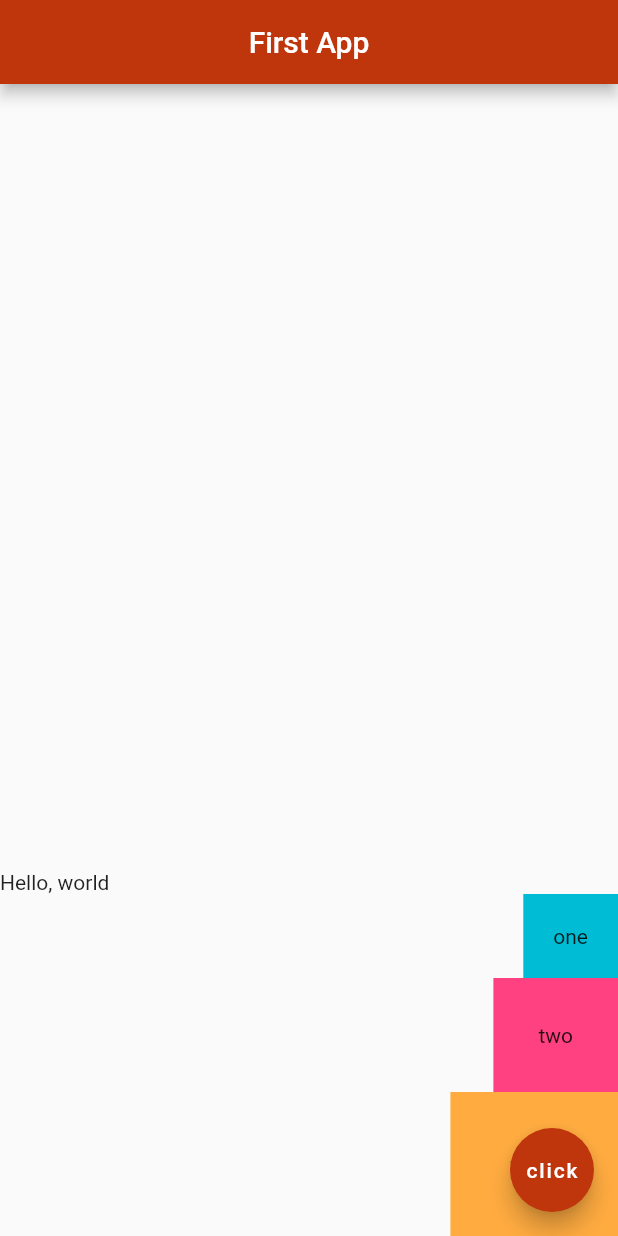
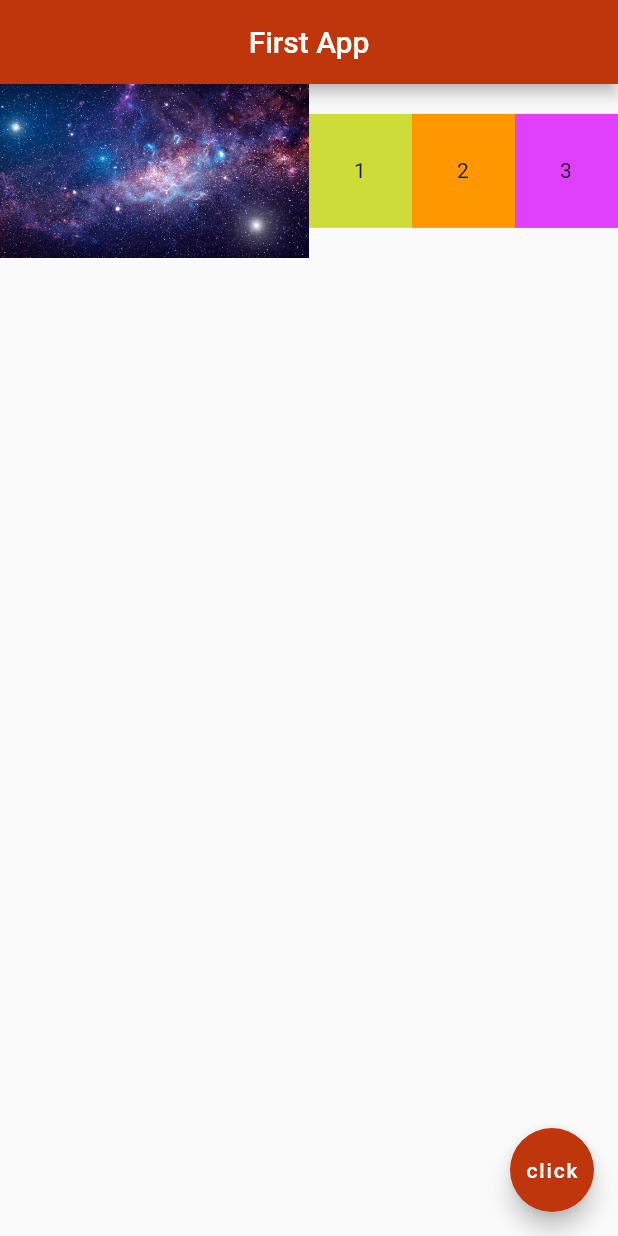
Before and after one commit to SanskritiKushik5/Sample-DF, a Flutter app: the screen it shows after launch, on a phone screen of 412 x 824 dp. Run offline on Flutter 3.47's test engine with Material 2 defaults, Android fonts, the phone set to English and light mode, and no system bars.

Commit message:
Expanded widgets

```diff
--- a/lib/main.dart
+++ b/lib/main.dart
@@ -16,30 +16,35 @@ class Home extends StatelessWidget {
         centerTitle: true,
         backgroundColor: Colors.deepOrange[900],
       ),
-      body: Column(
-        mainAxisAlignment: MainAxisAlignment.end,
-        crossAxisAlignment: CrossAxisAlignment.end,
+      body: Row(
         children: <Widget>[
-          Row(
-            children: const <Widget>[
-              Text('Hello,'),
-              Text(' world'),
-            ],
+          Expanded(
+            child: Image.asset('assets/space-2.jpg'),
+            flex: 3,
           ),
-          Container(
-            padding: const EdgeInsets.all(20.0),
-            color: Colors.cyan,
-            child: const Text('one'),
+          Expanded(
+            flex: 1,
+            child: Container(
+              padding: const EdgeInsets.all(30.0),
+              color: Colors.lime,
+              child: const Text('1'),
+            ),
           ),
-          Container(
-            padding: const EdgeInsets.all(30.0),
-            color: Colors.pinkAccent,
-            child: const Text('two'),
+          Expanded(
+            flex: 1,
+            child: Container(
+              padding: const EdgeInsets.all(30.0),
+              color: Colors.orange,
+              child: const Text('2'),
+            ),
           ),
-          Container(
-            padding: const EdgeInsets.all(40.0),
-            color: Colors.orangeAccent,
-            child: const Text('three'),
+          Expanded(
+            flex: 1,
+            child: Container(
+              padding: const EdgeInsets.all(30.0),
+              color: Colors.purpleAccent,
+              child: const Text('3'),
+            ),
           ),
         ],
       ),
```
